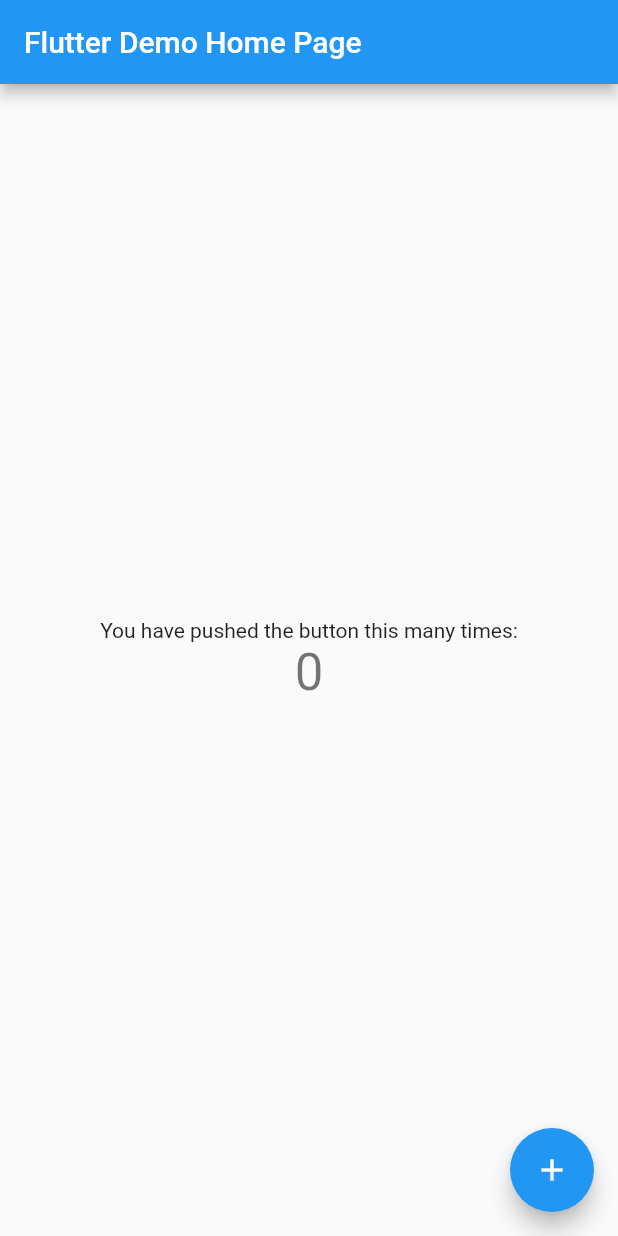
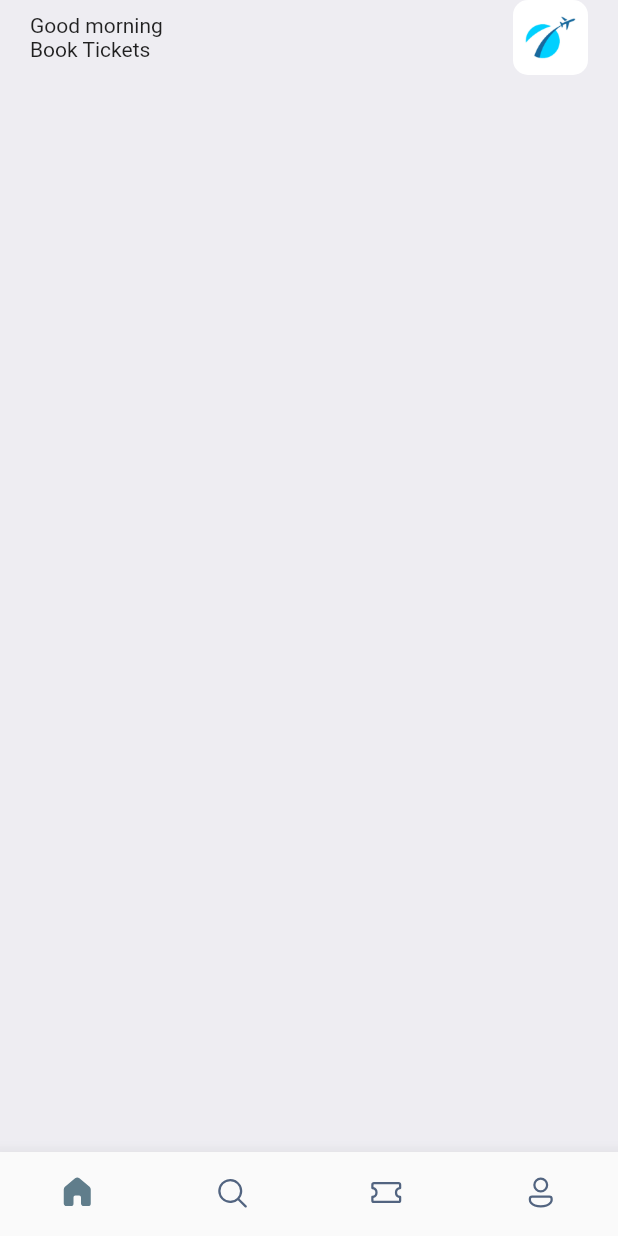
Before and after one commit to Chisamuel651/flutter_ticket_booking_app, a Flutter app: the screen it shows after launch, on a phone screen of 412 x 824 dp. Run offline on Flutter 3.47's test engine with Material 2 defaults, Android fonts, the phone set to English and light mode, and no system bars; our stand-ins replace fluentui_icons.

Commit message:
second commit

```diff
--- a/lib/main.dart
+++ b/lib/main.dart
@@ -1,4 +1,6 @@
 import 'package:flutter/material.dart';
+import 'package:ticket_booking/screens/bottom_bar.dart';
+import 'package:ticket_booking/utils/app_styles.dart';
 
 void main() {
   runApp(const MyApp());
@@ -11,105 +13,12 @@ class MyApp extends StatelessWidget {
   @override
   Widget build(BuildContext context) {
     return MaterialApp(
+      debugShowCheckedModeBanner: false,
       title: 'Flutter Demo',
       theme: ThemeData(
-        // This is the theme of your application.
-        //
-        // Try running your application with "flutter run". You'll see the
-        // application has a blue toolbar. Then, without quitting the app, try
-        // changing the primarySwatch below to Colors.green and then invoke
-        // "hot reload" (press "r" in the console where you ran "flutter run",
-        // or simply save your changes to "hot reload" in a Flutter IDE).
-        // Notice that the counter didn't reset back to zero; the application
-        // is not restarted.
-        primarySwatch: Colors.blue,
+        primaryColor: primary,
       ),
-      home: const MyHomePage(title: 'Flutter Demo Home Page'),
+      home: const BottomBar(),
     );
   }
 }
-
-class MyHomePage extends StatefulWidget {
-  const MyHomePage({super.key, required this.title});
-
-  // This widget is the home page of your application. It is stateful, meaning
-  // that it has a State object (defined below) that contains fields that affect
-  // how it looks.
-
-  // This class is the configuration for the state. It holds the values (in this
-  // case the title) provided by the parent (in this case the App widget) and
-  // used by the build method of the State. Fields in a Widget subclass are
-  // always marked "final".
-
-  final String title;
-
-  @override
-  State<MyHomePage> createState() => _MyHomePageState();
-}
-
-class _MyHomePageState extends State<MyHomePage> {
-  int _counter = 0;
-
-  void _incrementCounter() {
-    setState(() {
-      // This call to setState tells the Flutter framework that something has
-      // changed in this State, which causes it to rerun the build method below
-      // so that the display can reflect the updated values. If we changed
-      // _counter without calling setState(), then the build method would not be
-      // called again, and so nothing would appear to happen.
-      _counter++;
-    });
-  }
-
-  @override
-  Widget build(BuildContext context) {
-    // This method is rerun every time setState is called, for instance as done
-    // by the _incrementCounter method above.
-    //
-    // The Flutter framework has been optimized to make rerunning build methods
-    // fast, so that you can just rebuild anything that needs updating rather
-    // than having to individually change instances of widgets.
-    return Scaffold(
-      appBar: AppBar(
-        // Here we take the value from the MyHomePage object that was created by
-        // the App.build method, and use it to set our appbar title.
-        title: Text(widget.title),
-      ),
-      body: Center(
-        // Center is a layout widget. It takes a single child and positions it
-        // in the middle of the parent.
-        child: Column(
-          // Column is also a layout widget. It takes a list of children and
-          // arranges them vertically. By default, it sizes itself to fit its
-          // children horizontally, and tries to be as tall as its parent.
-          //
-          // Invoke "debug painting" (press "p" in the console, choose the
-          // "Toggle Debug Paint" action from the Flutter Inspector in Android
-          // Studio, or the "Toggle Debug Paint" command in Visual Studio Code)
-          // to see the wireframe for each widget.
-          //
-          // Column has various properties to control how it sizes itself and
-          // how it positions its children. Here we use mainAxisAlignment to
-          // center the children vertically; the main axis here is the vertical
-          // axis because Columns are vertical (the cross axis would be
-          // horizontal).
-          mainAxisAlignment: MainAxisAlignment.center,
-          children: <Widget>[
-            const Text(
-              'You have pushed the button this many times:',
-            ),
-            Text(
-              '$_counter',
-              style: Theme.of(context).textTheme.headlineMedium,
-            ),
-          ],
-        ),
-      ),
-      floatingActionButton: FloatingActionButton(
-        onPressed: _incrementCounter,
-        tooltip: 'Increment',
-        child: const Icon(Icons.add),
-      ), // This trailing comma makes auto-formatting nicer for build methods.
-    );
-  }
-}
--- /dev/null
+++ b/lib/screens/bottom_bar.dart
@@ -0,0 +1,77 @@
+import 'package:fluentui_icons/fluentui_icons.dart';
+import 'package:flutter/cupertino.dart';
+import 'package:flutter/material.dart';
+import 'package:flutter/src/widgets/framework.dart';
+import 'package:flutter/src/widgets/placeholder.dart';
+import 'package:ticket_booking/screens/home_screen.dart';
+
+class BottomBar extends StatefulWidget {
+  const BottomBar({super.key});
+
+  @override
+  State<BottomBar> createState() => _BottomBarState();
+}
+
+class _BottomBarState extends State<BottomBar> {
+  // create a variable that keeps track of the _widgetOptions[] value
+  int _selectedIndex = 0;
+  // we have to provide 4 different widgets for the different tabs we are having
+  static final List<Widget> _widgetOptions = <Widget>[
+    HomeScreen(),
+    const Text("Search"),
+    const Text("Ticket"),
+    const Text("Profile")
+  ];
+
+  // void method doesnt do doesnt return but something happens
+  void _onItemTapped(int index) {
+    // Notify the framework that the internal state of this object has changed.
+    setState(() {
+      _selectedIndex = index;
+    });
+    // print('Tapped number is ${_selectedIndex}');
+  }
+
+  @override
+  Widget build(BuildContext context) {
+    return Scaffold(
+      // scaffold widgets
+      // appBar: AppBar(
+      //   title: const Text("My ticket"),
+      // ),
+
+      body: Center(
+        child: _widgetOptions[_selectedIndex],
+      ),
+
+      bottomNavigationBar: BottomNavigationBar(
+        currentIndex: _selectedIndex,
+        onTap: _onItemTapped,
+        elevation: 10,
+        showSelectedLabels: false,
+        showUnselectedLabels: false,
+        selectedItemColor: Colors.blueGrey,
+        type: BottomNavigationBarType.fixed,
+        unselectedItemColor: const Color(0xFF526480),
+        items: const [
+          BottomNavigationBarItem(
+              icon: Icon(FluentSystemIcons.ic_fluent_home_regular),
+              activeIcon: Icon(FluentSystemIcons.ic_fluent_home_filled),
+              label: "Home"),
+          BottomNavigationBarItem(
+              icon: Icon(FluentSystemIcons.ic_fluent_search_regular),
+              activeIcon: Icon(FluentSystemIcons.ic_fluent_search_filled),
+              label: "Search"),
+          BottomNavigationBarItem(
+              icon: Icon(FluentSystemIcons.ic_fluent_ticket_regular),
+              activeIcon: Icon(FluentSystemIcons.ic_fluent_ticket_filled),
+              label: "Ticket"),
+          BottomNavigationBarItem(
+              icon: Icon(FluentSystemIcons.ic_fluent_person_regular),
+              activeIcon: Icon(FluentSystemIcons.ic_fluent_person_filled),
+              label: "Profile")
+        ],
+      ),
+    );
+  }
+}
--- /dev/null
+++ b/lib/screens/home_screen.dart
@@ -0,0 +1,52 @@
+import 'package:flutter/material.dart';
+import 'package:flutter/src/widgets/framework.dart';
+import 'package:flutter/src/widgets/placeholder.dart';
+
+class HomeScreen extends StatelessWidget {
+  const HomeScreen({super.key});
+
+  @override
+  Widget build(BuildContext context) {
+    return Scaffold(
+      backgroundColor: Color(0xFFeeedf2),
+      body: ListView(
+        children: [
+          Container(
+            // padding: const EdgeInsets.only(left: 20, right: 20),
+            padding: const EdgeInsets.symmetric(horizontal: 20),
+            child: Column(
+              children: [
+                Row(
+                  mainAxisAlignment: MainAxisAlignment.spaceBetween,
+                  children: [
+                    Column(
+                      crossAxisAlignment: CrossAxisAlignment.start,
+                      children: const [
+                        Text("Good morning"),
+                        Text("Book Tickets")
+                      ],
+                    ),
+
+                    Container(
+                      width: 50,
+                      height: 50,
+                      decoration: BoxDecoration(
+                        borderRadius: BorderRadius.circular(10),
+                        image: const DecorationImage(
+                          fit: BoxFit.fitHeight,
+                          image: AssetImage(
+                            "assets/images/img_1.png"
+                          )
+                        )
+                      ),
+                    )
+                  ],
+                )
+              ],
+            ),
+          )
+        ],
+      ),
+    );
+  }
+}
--- /dev/null
+++ b/lib/utils/app_styles.dart
@@ -0,0 +1,15 @@
+import 'package:flutter/material.dart';
+
+Color primary = const Color(0xFF687daf);
+
+class Styles {
+  static Color primaryColor = primary;
+  static Color textColor = const Color(0xFF3b3b3b);
+  static Color bgColor = const Color(0xFFeeedf2);
+  static Color orangeColor = const Color(0xFF526799);
+  static TextStyle textStyle = TextStyle(fontSize: 16, color: textColor, fontWeight :FontWeight.w500);
+  static TextStyle headLineStyle1 = TextStyle(fontSize: 26, color: textColor, fontWeight :FontWeight.bold);
+  static TextStyle headLineStyle2 = TextStyle(fontSize: 21, color: textColor, fontWeight :FontWeight.bold);
+  static TextStyle headLineStyle3 = TextStyle(fontSize: 17, color: textColor, fontWeight :FontWeight.w500);
+  static TextStyle headLineStyle4 = TextStyle(fontSize: 14, color: Colors.grey.shade500, fontWeight :FontWeight.bold);
+}
```
Also changed, not shown: pubspec.yaml (+9 -0 lines), assets/images/img.png (added), assets/images/img_1.png (added), assets/images/one.png (added), assets/images/sit.jpg (added), assets/images/three.png (added), assets/images/two.png (added), assets/images/visa.png (added), pubspec.lock.
